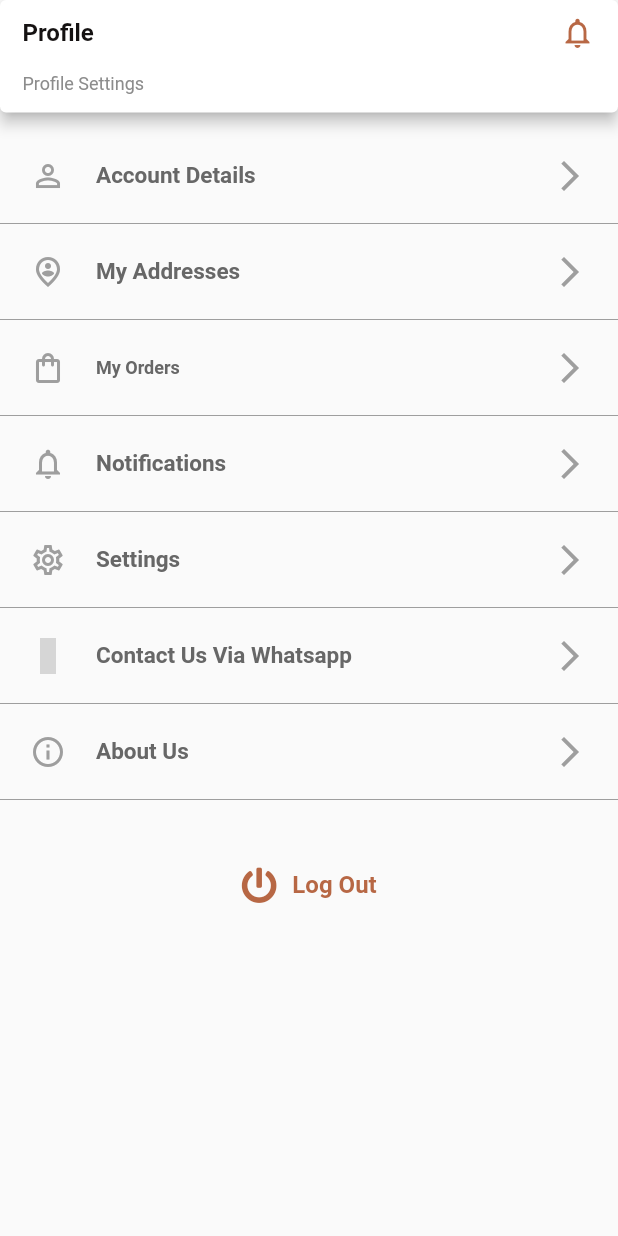
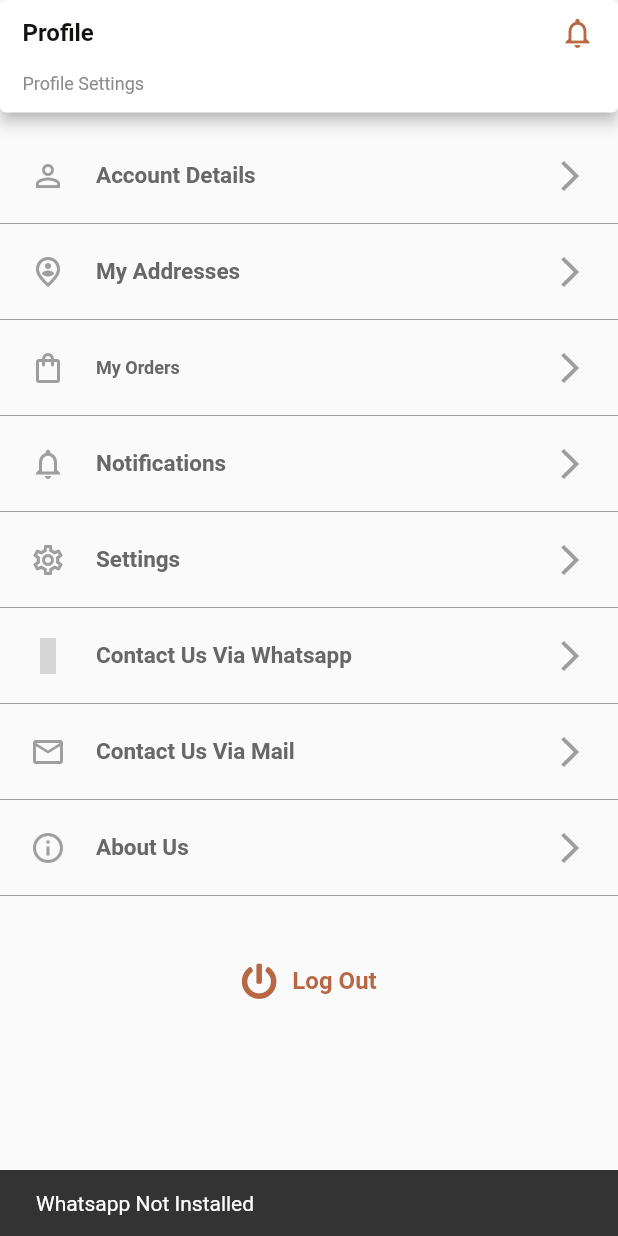
Before and after one commit to MrHassni/ecomerece_app, a Flutter app: the SettingScreen screen opened directly, after a tap on "Contact Us Via Whatsapp", on a phone screen of 412 x 824 dp. Run offline on Flutter 3.47's test engine with Material 2 defaults, Android fonts, the light colour scheme and no system bars; our stand-ins replace carousel_slider, dotted_border, flutter_rating_bar, font_awesome_flutter, google_maps_flutter, image_picker and 4 more; missing offline and left inert: flutter_statusbarcolor_ns, vertical_scrollable_tabview; accounts and stored records are empty; Roboto replaces fonts that are missing (Nuntio-Bold.ttf); statements that could not run were skipped; grey boxes are pictures that could not be loaded.

Commit message:
Hassan's commit Off changes in UI...22nd march commit

```diff
--- a/lib/main.dart
+++ b/lib/main.dart
@@ -1,26 +1,45 @@
+import 'dart:developer';
+
 import 'package:crockery_app/constant/constant.dart';
+import 'package:crockery_app/providers/cart_provider.dart';
 import 'package:crockery_app/providers/navgation_provider.dart';
 import 'package:crockery_app/screens/splash_screen.dart';
+import 'package:crockery_app/shared_preferences/shared_preferences.dart';
 import 'package:crockery_app/widgets/bottom_navigation/bottom_navigation_bar.dart';
 import 'package:flutter/material.dart';
 import 'package:flutter_statusbarcolor_ns/flutter_statusbarcolor_ns.dart';
 import 'package:provider/provider.dart';
+import 'package:shared_preferences/shared_preferences.dart';
 import 'helper/navigator.dart';
 
-void main() {
+Future<void> main() async {
   WidgetsFlutterBinding.ensureInitialized();
+
+
   runApp(MultiProvider(providers: [
     ChangeNotifierProvider(
       create: (context) => NavigationProvider(),
     ),
-  ], child: const MyApp()));
+    ChangeNotifierProvider(
+      create: (context) => CartProvider(),
+    ),
+  ],
+      child: const MyApp()));
+
 }
 
-class MyApp extends StatelessWidget {
+class MyApp extends StatefulWidget {
   const MyApp({Key? key}) : super(key: key);
 
   @override
+  State<MyApp> createState() => _MyAppState();
+}
+
+class _MyAppState extends State<MyApp> {
+
+  @override
   Widget build(BuildContext context) {
+    Provider.of<CartProvider>(context,listen: false).addProductToCart();
     FlutterStatusbarcolor.setStatusBarColor(Constants.kDarkOrangeColor);
     return MaterialApp(
       debugShowCheckedModeBanner: false,
--- /dev/null
+++ b/lib/providers/cart_provider.dart
@@ -0,0 +1,18 @@
+import 'package:flutter/cupertino.dart';
+
+import '../shared_preferences/shared_preferences.dart';
+
+class CartProvider extends ChangeNotifier{
+
+  List<String> items = [];
+
+  addProductToCart() async {
+   // items = (await SharedPreferencesFunctions.getProductIDsSharedPreference())!;
+    notifyListeners();
+  }
+
+
+
+  List? get cartItems => items;
+
+}
--- a/lib/screens/account_setting/profile_screen.dart
+++ b/lib/screens/account_setting/profile_screen.dart
@@ -157,7 +157,7 @@ class _ProfileEditScreenState extends State<ProfileEditScreen> {
                                 );
 
                               },
-                              child: Text('Change',style: TextStyle(color: Colors.blue,fontWeight: FontWeight.bold),)),
+                              child: Text('Change',style: const TextStyle(color: Colors.blue,fontWeight: FontWeight.bold),)),
                         ],
                       ),),
                     SizedBox(height: 10,),
--- a/lib/screens/account_setting/setting_screen.dart
+++ b/lib/screens/account_setting/setting_screen.dart
@@ -1,9 +1,11 @@
+import 'dart:io';
+
 import 'package:flutter/material.dart';
 import 'package:font_awesome_flutter/font_awesome_flutter.dart';
+import 'package:url_launcher/url_launcher.dart';
 
 import '../../constant/constant.dart';
 import '../../widgets/bottom_navigation/bottom_navigation_bar.dart';
-import '../../widgets/category_widgets/shopwidgets.dart';
 import '../../widgets/top_bars/top_bar_with_buttons.dart';
 
 class SettingScreen extends StatefulWidget {
@@ -14,15 +16,66 @@ class SettingScreen extends StatefulWidget {
 }
 
 class _State extends State<SettingScreen> {
-  // final List mostPurchased =[
-  //   'images/study.png',
-  //   'images/emollient.png',
-  //   'images/gupshuptable.png',
-  //   'images/study.png',
-  //   'images/emollient.png',
-  //   'images/gupshuptable.png',
-  //
-  // ];
+
+
+  openEmail()async {
+    String toEmail ='anybody@gmail.com';
+
+    final urlAndroid = 'mailto:$toEmail?subject=${Uri.encodeFull('')}&body=${Uri.encodeFull('')}';
+    if(Platform.isIOS){
+      // for iOS phone only
+    //   if( await canLaunch(whatsappURLIos)){
+    // await launch(whatsappURLIos, forceSafariVC: false);
+    // }else{
+    // ScaffoldMessenger.of(context).showSnackBar(
+    // const SnackBar(content:  Text("Whatsapp Not Installed")));
+    //
+    // }
+
+    }else{
+    // android , web
+    if( await canLaunch(urlAndroid)){
+    await launch(urlAndroid);
+    }else{
+    ScaffoldMessenger.of(context).showSnackBar(
+    const SnackBar(content:  Text("Whatsapp Not Installed")));
+
+    }
+
+
+    }
+  }
+
+  openWhatsapp() async{
+    var whatsapp ="+923000000000";
+    var whatsappURlAndroid = "whatsapp://send?phone="+whatsapp+"&text= ";
+    var whatsappURLIos ="https://wa.me/$whatsapp?text=${Uri.parse('')}";
+    if(Platform.isIOS){
+      // for iOS phone only
+      if( await canLaunch(whatsappURLIos)){
+        await launch(whatsappURLIos, forceSafariVC: false);
+      }else{
+        ScaffoldMessenger.of(context).showSnackBar(
+            const SnackBar(content:  Text("Whatsapp Not Installed")));
+
+      }
+
+    }else{
+      // android , web
+      if( await canLaunch(whatsappURlAndroid)){
+        await launch(whatsappURlAndroid);
+      }else{
+        ScaffoldMessenger.of(context).showSnackBar(
+            const SnackBar(content:  Text("Whatsapp Not Installed")));
+
+      }
+
+
+    }
+
+  }
+
+
   @override
   Widget build(BuildContext context) {
     // print(_allShopImg.length.toString());
@@ -34,7 +87,7 @@ class _State extends State<SettingScreen> {
               child: Column(
                 mainAxisAlignment: MainAxisAlignment.start,
                 children: [
-                  SizedBox(height: 85,),
+                  const SizedBox(height: 85,),
                   InkWell(
                     onTap: (){
                       Navigator.push(
@@ -204,7 +257,7 @@ class _State extends State<SettingScreen> {
                   ),
                   //contact...
                   InkWell(
-                    onTap: (){},
+                    onTap: openWhatsapp,
                     child: Container(
                         padding: const EdgeInsets.all(20),
                         child: Row(
@@ -214,6 +267,34 @@ class _State extends State<SettingScreen> {
                               padding: EdgeInsets.only(left: 20),
                               child: Text(
                                 'Contact Us Via Whatsapp',
+                                style: TextStyle(
+                                    color: Constants.kGraniteGreyColor,
+                                    fontWeight: FontWeight.bold,
+                                    fontFamily: 'Nuntio-Bold.ttf',
+                                    fontSize: 15),
+                              ),
+                            ),
+                            Spacer(),
+                            Icon(Icons.arrow_forward_ios,color: Constants.kLightGreyColor,),
+                          ],
+                        )),
+                  ),
+                  const Divider(
+                    height: 0,
+                    color: Constants.kLightGreyColor,
+                  ),
+                  //contact...
+                  InkWell(
+                    onTap: openEmail,
+                    child: Container(
+                        padding: const EdgeInsets.all(20),
+                        child: Row(
+                          children: const [
+                            Icon(Icons.mail_outline,color: Constants.kLightGreyColor,),
+                            Padding(
+                              padding: EdgeInsets.only(left: 20),
+                              child: Text(
+                                'Contact Us Via Mail',
                                 style: TextStyle(
                                     color: Constants.kGraniteGreyColor,
                                     fontWeight: FontWeight.bold,
@@ -259,7 +340,7 @@ class _State extends State<SettingScreen> {
                     height: 0,
                     color: Constants.kLightGreyColor,
                   ),
-                  SizedBox(
+                  const SizedBox(
                     height: 25,
                   ),
                   InkWell(
--- a/pubspec.yaml
+++ b/pubspec.yaml
@@ -50,11 +50,13 @@ dependencies:
   geolocator: ^8.2.0
   shared_preferences: ^2.0.13
   flutter_launcher_icons: ^0.9.2
+  url_launcher: ^6.0.20
 
 flutter_icons:
   android: "launcher_icon"
   ios: true
   image_path: "images/appLogo.png"
+
 
 
 dev_dependencies:
```
Also changed, not shown: lib/screens/home_screen.dart (+2 -6 lines), lib/shared_preferences/shared_preferences.dart (added, +77 -0 lines), lib/widgets/bottom_navigation/bottom_navigation_bar.dart (+68 -40 lines), lib/widgets/featureproduct.dart (+14 -4 lines), pubspec.lock.
